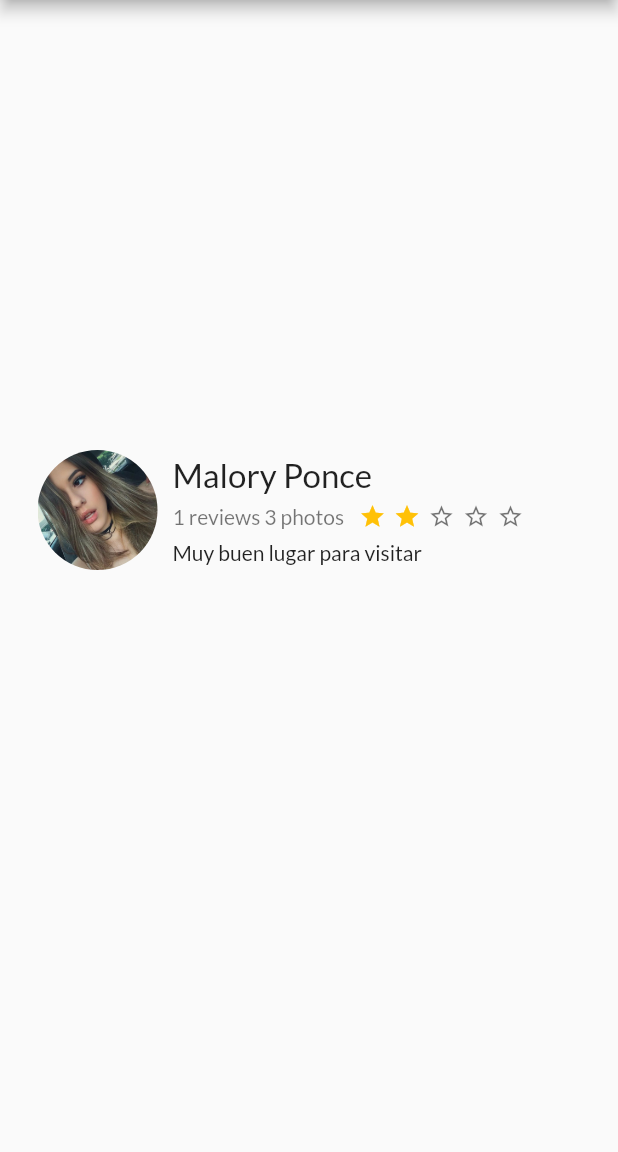
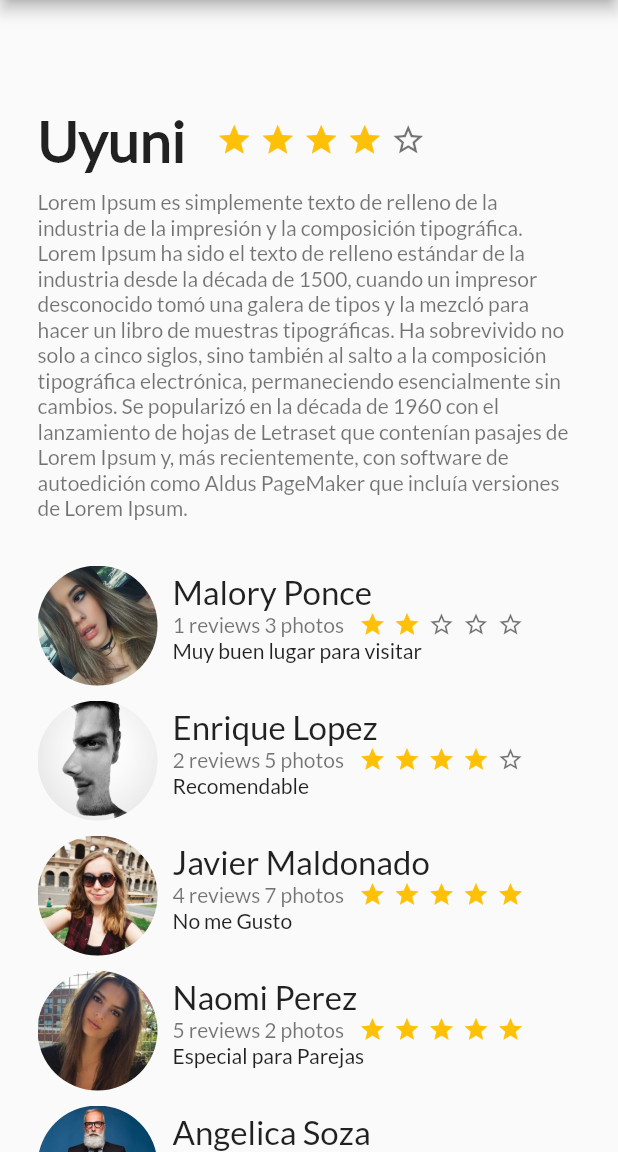
Before and after one commit to Makenzo64/Proyecto-Place, a Flutter app: the screen it shows after launch, on a phone screen of 412 x 824 dp, the part 84-1236 px from its top. Run offline on Flutter 3.47's test engine with Material 2 defaults, Android fonts, the phone set to English and light mode, and no system bars.

Commit message:
clase2(3erParcial)

```diff
--- a/lib/description_place.dart
+++ b/lib/description_place.dart
@@ -1,5 +1,6 @@
 import 'package:flutter/material.dart';
 
+// ignore: must_be_immutable
 class DescriptionPlace extends StatelessWidget {
   //variables
   String textoTitulo;
--- a/lib/home.dart
+++ b/lib/home.dart
@@ -1,5 +1,6 @@
 import 'package:flutter/material.dart';
 import 'package:proyecto/review.dart';
+import 'package:proyecto/review_list.dart';
 
 import 'description_place.dart';
 
@@ -8,23 +9,28 @@ class MyHome extends StatelessWidget {
   Widget build(BuildContext context) {
     final descriptionPlace = Container(
       margin: EdgeInsets.only(
-          top: 250,
+          top: 70,
           left: 25,
           right: 25
       ),
       child: DescriptionPlace("Uyuni", 4, "Lorem Ipsum es simplemente texto de relleno de la industria de la impresión y la composición tipográfica. Lorem Ipsum ha sido el texto de relleno estándar de la industria desde la década de 1500, cuando un impresor desconocido tomó una galera de tipos y la mezcló para hacer un libro de muestras tipográficas. Ha sobrevivido no solo a cinco siglos, sino también al salto a la composición tipográfica electrónica, permaneciendo esencialmente sin cambios. Se popularizó en la década de 1960 con el lanzamiento de hojas de Letraset que contenían pasajes de Lorem Ipsum y, más recientemente, con software de autoedición como Aldus PageMaker que incluía versiones de Lorem Ipsum."),
     );
 
-    final review = Container(
+    final reviewList = Container(
       margin: EdgeInsets.only(
-          top: 300,
+          top: 20,
           left: 25,
           right: 25
       ),
-      height: 80,
-      child: Review("assets/images/persona.jpg", "Malory Ponce", "1 reviews 3 photos", 2, "Muy buen lugar para visitar")
+      child: ReviewList()
     );
-
+     //reviewList
+    final listView = ListView(
+      children: <Widget>[
+        descriptionPlace,
+        reviewList
+      ],
+    );
     return Scaffold(
       appBar: AppBar(
         title: Text(
@@ -33,7 +39,7 @@ class MyHome extends StatelessWidget {
       ),
       body: Stack(
         children: <Widget>[
-          review
+          listView
         ],
       ),
     );
--- a/lib/review.dart
+++ b/lib/review.dart
@@ -15,6 +15,7 @@ class  Review extends StatelessWidget{
     //foto
     final foto = Container(
       margin: EdgeInsets.only(
+        top: 10,
         right: 10
       ),
       width: 80,
--- /dev/null
+++ b/lib/review_list.dart
@@ -0,0 +1,18 @@
+import 'package:flutter/material.dart';
+import 'package:proyecto/review.dart';
+class ReviewList extends StatelessWidget{
+  @override
+  Widget build(BuildContext context) {
+    final reviewList = Column(
+      children: <Widget>[
+        Review("assets/images/persona.jpg", "Malory Ponce", "1 reviews 3 photos", 2, "Muy buen lugar para visitar"),
+        Review("assets/images/persona7.jpg", "Enrique Lopez", "2 reviews 5 photos", 4, "Recomendable"),
+        Review("assets/images/persona8.jpg", "Javier Maldonado", "4 reviews 7 photos", 5, "No me Gusto"),
+        Review("assets/images/persona9.jpg", "Naomi Perez", "5 reviews 2 photos", 6, "Especial para Parejas"),
+        Review("assets/images/persona10.jpg", "Angelica Soza", "2 reviews 1 photos", 4, "Bastante bueno para visitar")
+      ],
+    );
+    return reviewList;
+  }
+
+}
--- a/pubspec.yaml
+++ b/pubspec.yaml
@@ -82,3 +82,7 @@ flutter:
 
   assets:
     - assets/images/persona.jpg
+    - assets/images/persona7.jpg
+    - assets/images/persona8.jpg
+    - assets/images/persona9.jpg
+    - assets/images/persona10.jpg
```
Also changed, not shown: assets/images/persona10.jpg (added), assets/images/persona7.jpg (added), assets/images/persona8.jpg (added), assets/images/persona9.jpg (added).
